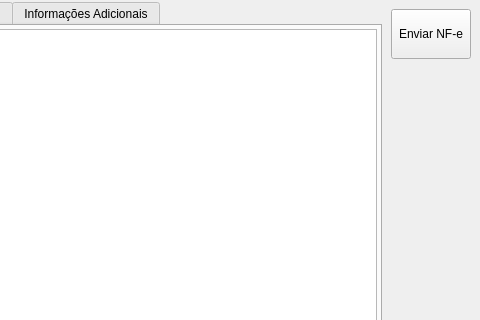
The window that ui/cadastrarnfe.ui (darktorres/ERP-STACCATO) describes before a commit, drawn with Qt 5; both pictures show x 662 to 1142 and y 0 to 320 of the 1142 by 721 pixel window.
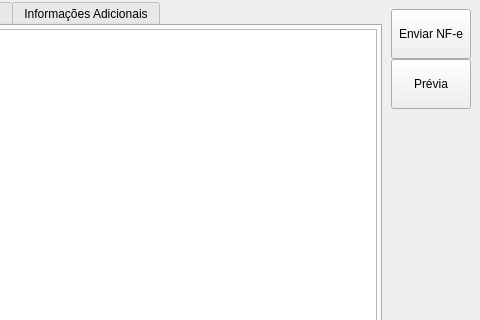
The same window after the commit. Custom widgets are drawn as their Qt base class.

What changed in the file:
```diff
--- a/ui/cadastrarnfe.ui
+++ b/ui/cadastrarnfe.ui
@@ -68,6 +68,28 @@
        </property>
       </widget>
      </item>
+     <item>
+      <widget class="QPushButton" name="pushButtonPrevia">
+       <property name="sizePolicy">
+        <sizepolicy hsizetype="Minimum" vsizetype="Minimum">
+         <horstretch>0</horstretch>
+         <verstretch>0</verstretch>
+        </sizepolicy>
+       </property>
+       <property name="minimumSize">
+        <size>
+         <width>0</width>
+         <height>50</height>
+        </size>
+       </property>
+       <property name="text">
+        <string>Prévia</string>
+       </property>
+       <property name="autoDefault">
+        <bool>false</bool>
+       </property>
+      </widget>
+     </item>
      <item>
       <spacer name="verticalSpacer_2">
        <property name="orientation">
@@ -3644,16 +3666,16 @@
   </layout>
  </widget>
  <customwidgets>
-  <customwidget>
-   <class>ItemBox</class>
-   <extends>QLineEdit</extends>
-   <header>src/itembox.h</header>
-  </customwidget>
   <customwidget>
    <class>TableView</class>
    <extends>QTableView</extends>
    <header>src/tableview.h</header>
   </customwidget>
+  <customwidget>
+   <class>ItemBox</class>
+   <extends>QLineEdit</extends>
+   <header>src/itembox.h</header>
+  </customwidget>
  </customwidgets>
  <tabstops>
   <tabstop>tabWidget</tabstop>
```
